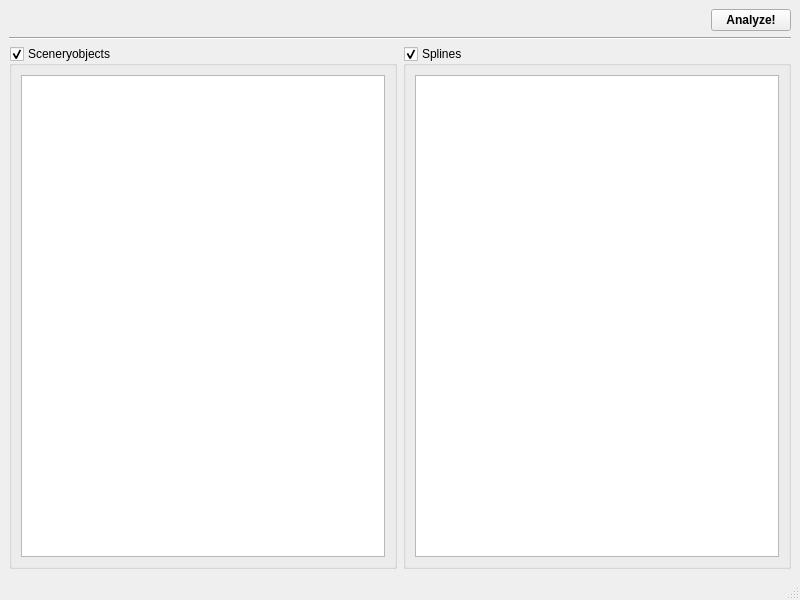
Above: OTModules/wcleanup.ui from pietr26/OMSI-Tools before the change. Below: the same form after it.
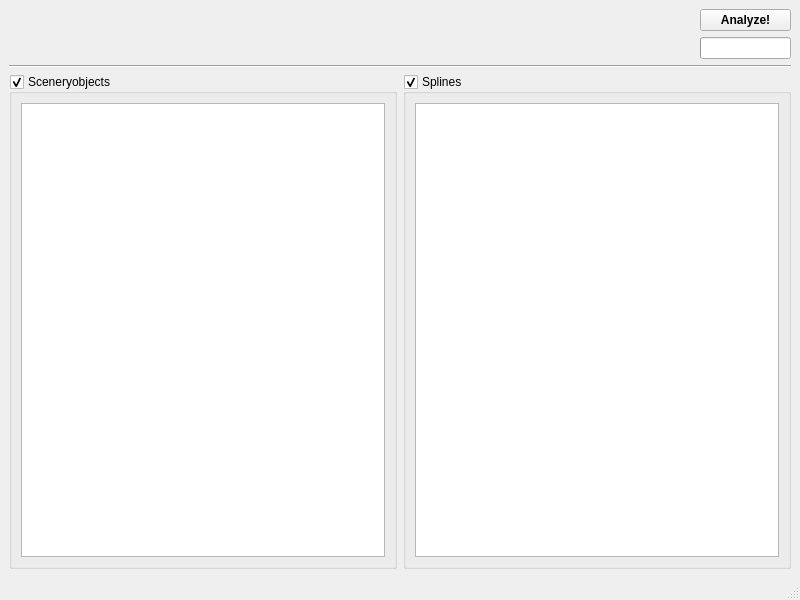
That is the form after the change. Icons and pictures are not drawn.

Commit message: Beta version of cleanup module

What changed in the file:
```diff
--- a/OTModules/wcleanup.ui
+++ b/OTModules/wcleanup.ui
@@ -18,7 +18,7 @@
     <normaloff>:/rec/data/icons/iconBroom.svg</normaloff>:/rec/data/icons/iconBroom.svg</iconset>
   </property>
   <widget class="QWidget" name="centralwidget">
-   <layout class="QVBoxLayout" name="verticalLayout">
+   <layout class="QVBoxLayout" name="verticalLayout_2">
     <item>
      <layout class="QHBoxLayout" name="horizontalLayout">
       <item>
@@ -35,6 +35,8 @@
        </spacer>
       </item>
       <item>
+       <layout class="QVBoxLayout" name="verticalLayout">
+        <item>
        <widget class="QPushButton" name="btnAnalyze">
         <property name="font">
          <font>
@@ -49,6 +51,33 @@
           <normaloff>:/rec/data/icons/iconSearch.svg</normaloff>:/rec/data/icons/iconSearch.svg</iconset>
         </property>
        </widget>
+        </item>
+        <item>
+         <widget class="QProgressBar" name="pgbProgress">
+          <property name="sizePolicy">
+           <sizepolicy hsizetype="Minimum" vsizetype="Fixed">
+            <horstretch>0</horstretch>
+            <verstretch>0</verstretch>
+           </sizepolicy>
+          </property>
+          <property name="maximum">
+           <number>6</number>
+          </property>
+          <property name="value">
+           <number>0</number>
+          </property>
+          <property name="textVisible">
+           <bool>false</bool>
+          </property>
+          <property name="textDirection">
+           <enum>QProgressBar::TopToBottom</enum>
+          </property>
+          <property name="format">
+           <string notr="true">%p%</string>
+          </property>
+         </widget>
+        </item>
+       </layout>
       </item>
      </layout>
     </item>
```
Lines whose indentation alone changed are shown as unchanged. The commit also changes 1 other file.
